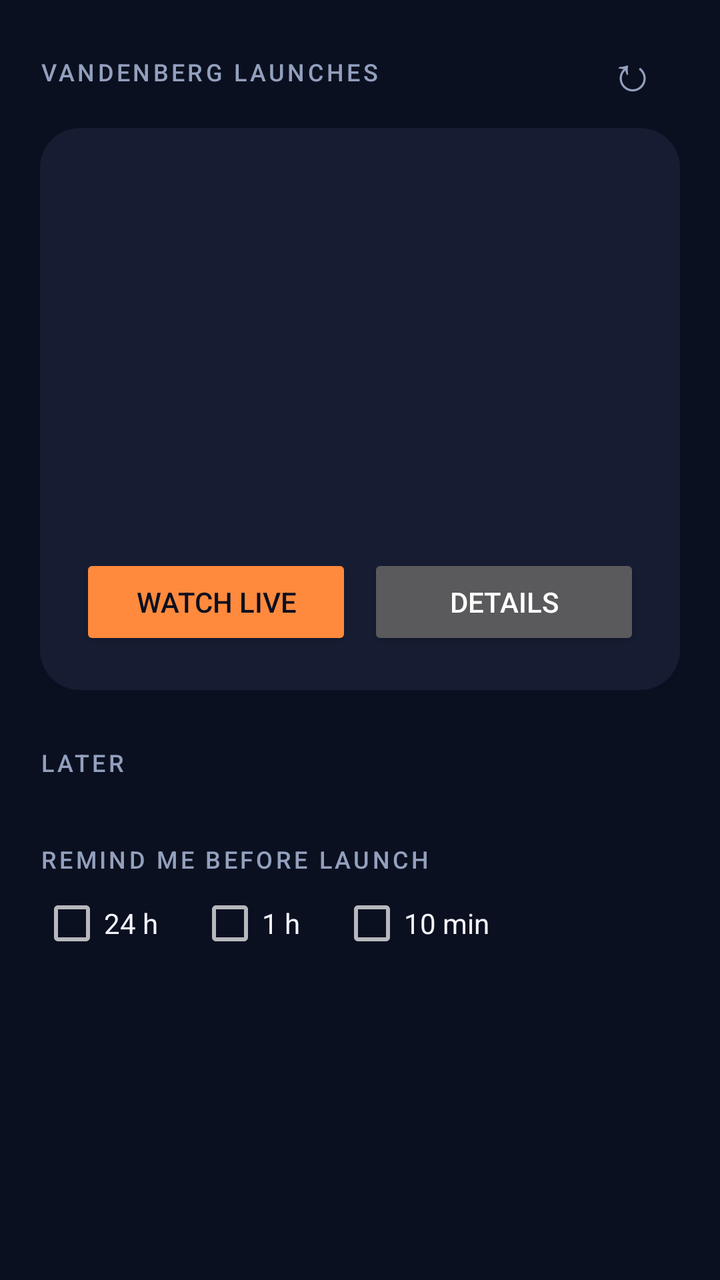
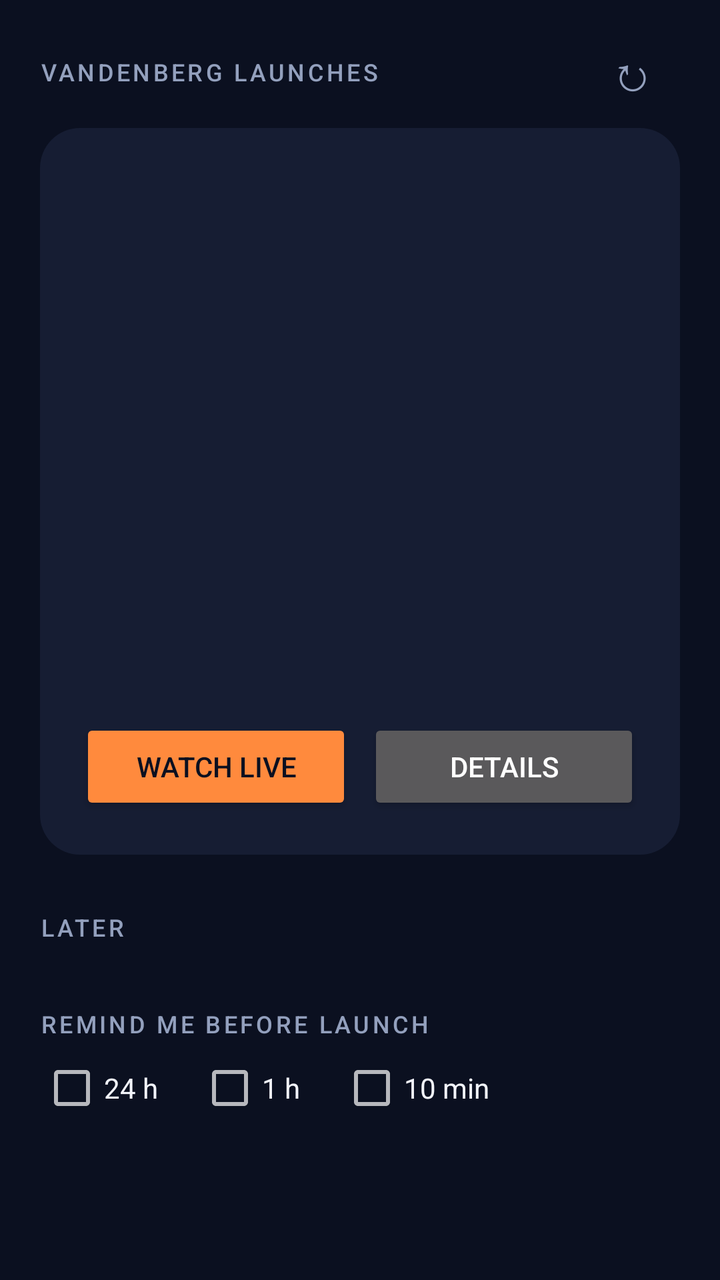

Compare the two renders of this Android layout. The source of the first and the diff that turns it into the second are given below.
<!-- AndroidManifest.xml: application theme AppTheme -->
<!-- res/layout/activity_main.xml -->
<?xml version="1.0" encoding="utf-8"?>
<ScrollView xmlns:android="http://schemas.android.com/apk/res/android"
    android:layout_width="match_parent"
    android:layout_height="match_parent"
    android:background="@color/bg"
    android:fillViewport="true"
    android:fitsSystemWindows="true">

    <LinearLayout
        android:layout_width="match_parent"
        android:layout_height="wrap_content"
        android:orientation="vertical"
        android:paddingStart="20dp"
        android:paddingTop="12dp"
        android:paddingEnd="20dp"
        android:paddingBottom="24dp">

        <LinearLayout
            android:layout_width="match_parent"
            android:layout_height="wrap_content"
            android:gravity="center_vertical"
            android:orientation="horizontal">

            <TextView
                style="@style/Label"
                android:layout_width="0dp"
                android:layout_height="wrap_content"
                android:layout_weight="1"
                android:text="@string/header" />

            <TextView
                android:id="@+id/refresh"
                android:layout_width="48dp"
                android:layout_height="48dp"
                android:background="?android:attr/selectableItemBackgroundBorderless"
                android:contentDescription="@string/refresh"
                android:gravity="center"
                android:text="↻"
                android:textColor="@color/muted"
                android:textSize="24sp" />
        </LinearLayout>

        <LinearLayout
            android:layout_width="match_parent"
            android:layout_height="wrap_content"
            android:layout_marginTop="4dp"
            android:background="@drawable/card"
            android:orientation="vertical"
            android:padding="20dp">

            <TextView
                android:id="@+id/mission"
                android:layout_width="match_parent"
                android:layout_height="wrap_content"
                android:fontFamily="sans-serif-medium"
                android:textColor="@color/text"
                android:textSize="26sp" />

            <TextView
                android:id="@+id/who"
                android:layout_width="match_parent"
                android:layout_height="wrap_content"
                android:layout_marginTop="2dp"
                android:textColor="@color/muted"
                android:textSize="15sp" />

            <TextView
                android:id="@+id/when_text"
                android:layout_width="match_parent"
                android:layout_height="wrap_content"
                android:layout_marginTop="18dp"
                android:textColor="@color/text"
                android:textSize="22sp" />

            <TextView
                android:id="@+id/countdown"
                android:layout_width="match_parent"
                android:layout_height="wrap_content"
                android:fontFamily="sans-serif-medium"
                android:fontFeatureSettings="tnum"
                android:maxLines="1"
                android:textColor="@color/accent"
                android:textSize="40sp" />

            <TextView
                android:id="@+id/status"
                android:layout_width="match_parent"
                android:layout_height="wrap_content"
                android:textColor="@color/muted"
                android:textSize="14sp" />

            <LinearLayout
                android:id="@+id/buttons"
                android:layout_width="match_parent"
                android:layout_height="wrap_content"
                android:layout_marginTop="16dp"
                android:orientation="horizontal">

                <Button
                    android:id="@+id/watch"
                    android:layout_width="0dp"
                    android:layout_height="wrap_content"
                    android:layout_weight="1"
                    android:backgroundTint="@color/accent"
                    android:text="@string/watch_live"
                    android:textColor="@color/bg" />

                <Button
                    android:id="@+id/details"
                    android:layout_width="0dp"
                    android:layout_height="wrap_content"
                    android:layout_marginStart="8dp"
                    android:layout_weight="1"
                    android:text="@string/details" />
            </LinearLayout>
        </LinearLayout>

        <TextView
            android:id="@+id/later_label"
            style="@style/Label"
            android:layout_width="match_parent"
            android:layout_height="wrap_content"
            android:layout_marginTop="28dp"
            android:layout_marginBottom="4dp"
            android:text="@string/later" />

        <LinearLayout
            android:id="@+id/later"
            android:layout_width="match_parent"
            android:layout_height="wrap_content"
            android:orientation="vertical" />

        <TextView
            style="@style/Label"
            android:layout_width="match_parent"
            android:layout_height="wrap_content"
            android:layout_marginTop="28dp"
            android:text="@string/remind_me" />

        <LinearLayout
            android:layout_width="match_parent"
            android:layout_height="wrap_content"
            android:orientation="horizontal">

            <CheckBox
                android:id="@+id/remind_24h"
                android:layout_width="wrap_content"
                android:layout_height="48dp"
                android:text="@string/remind_24h"
                android:textColor="@color/text" />

            <CheckBox
                android:id="@+id/remind_1h"
                android:layout_width="wrap_content"
                android:layout_height="48dp"
                android:layout_marginStart="20dp"
                android:text="@string/remind_1h"
                android:textColor="@color/text" />

            <CheckBox
                android:id="@+id/remind_10m"
                android:layout_width="wrap_content"
                android:layout_height="48dp"
                android:layout_marginStart="20dp"
                android:text="@string/remind_10m"
                android:textColor="@color/text" />
        </LinearLayout>

        <TextView
            android:id="@+id/footer"
            android:layout_width="match_parent"
            android:layout_height="wrap_content"
            android:layout_marginTop="24dp"
            android:lineSpacingExtra="2dp"
            android:textColor="@color/muted"
            android:textSize="12sp" />
    </LinearLayout>
</ScrollView>
<!-- resources referenced by this layout -->
<resources>
  <color name="accent">#FF8A3D</color>
  <color name="bg">#0B1020</color>
  <color name="muted">#93A0BD</color>
  <color name="text">#F2F4FA</color>
  <!-- drawable card (drawable) -->
  <?xml version="1.0" encoding="utf-8"?>
  <shape xmlns:android="http://schemas.android.com/apk/res/android">
      <solid android:color="@color/card" />
      <corners android:radius="20dp" />
  </shape>
  <string name="details">Details</string>
  <string name="header">VANDENBERG LAUNCHES</string>
  <string name="later">LATER</string>
  <string name="refresh">Refresh</string>
  <string name="remind_10m">10 min</string>
  <string name="remind_1h">1 h</string>
  <string name="remind_24h">24 h</string>
  <string name="remind_me">REMIND ME BEFORE LAUNCH</string>
  <string name="watch_live">Watch live</string>
  <style name="Label">
          <item name="android:textSize">12sp</item>
          <item name="android:textColor">@color/muted</item>
          <item name="android:letterSpacing">0.12</item>
          <item name="android:fontFamily">sans-serif-medium</item>
      </style>
  <style name="AppTheme" parent="@android:style/Theme.Material.NoActionBar">
          <item name="android:windowBackground">@color/bg</item>
          <item name="android:colorAccent">@color/accent</item>
          <item name="android:statusBarColor">@color/bg</item>
          <item name="android:navigationBarColor">@color/bg</item>
      </style>
  <color name="card">#161D33</color>
</resources>

<!-- the commit's change to res/layout/activity_main.xml (unified diff, before → after) -->
@@ -1,178 +1,313 @@
 <?xml version="1.0" encoding="utf-8"?>
-<ScrollView xmlns:android="http://schemas.android.com/apk/res/android"
+<FrameLayout xmlns:android="http://schemas.android.com/apk/res/android"
     android:layout_width="match_parent"
-    android:layout_height="match_parent"
-    android:background="@color/bg"
-    android:fillViewport="true"
-    android:fitsSystemWindows="true">
-
-    <LinearLayout
+    android:layout_height="match_parent">
+
+    <ScrollView
         android:layout_width="match_parent"
-        android:layout_height="wrap_content"
-        android:orientation="vertical"
-        android:paddingStart="20dp"
-        android:paddingTop="12dp"
-        android:paddingEnd="20dp"
-        android:paddingBottom="24dp">
+        android:layout_height="match_parent"
+        android:fillViewport="true"
+        android:fitsSystemWindows="true">
 
         <LinearLayout
             android:layout_width="match_parent"
             android:layout_height="wrap_content"
-            android:gravity="center_vertical"
-            android:orientation="horizontal">
-
-            <TextView
-                style="@style/Label"
-                android:layout_width="0dp"
-                android:layout_height="wrap_content"
-                android:layout_weight="1"
-                android:text="@string/header" />
-
-            <TextView
-                android:id="@+id/refresh"
-                android:layout_width="48dp"
-                android:layout_height="48dp"
-                android:background="?android:attr/selectableItemBackgroundBorderless"
-                android:contentDescription="@string/refresh"
-                android:gravity="center"
-                android:text="↻"
-                android:textColor="@color/muted"
-                android:textSize="24sp" />
-        </LinearLayout>
-
-        <LinearLayout
-            android:layout_width="match_parent"
-            android:layout_height="wrap_content"
-            android:layout_marginTop="4dp"
-            android:background="@drawable/card"
             android:orientation="vertical"
-            android:padding="20dp">
-
-            <TextView
-                android:id="@+id/mission"
-                android:layout_width="match_parent"
-                android:layout_height="wrap_content"
-                android:fontFamily="sans-serif-medium"
-                android:textColor="@color/text"
-                android:textSize="26sp" />
-
-            <TextView
-                android:id="@+id/who"
-                android:layout_width="match_parent"
-                android:layout_height="wrap_content"
-                android:layout_marginTop="2dp"
-                android:textColor="@color/muted"
-                android:textSize="15sp" />
-
-            <TextView
-                android:id="@+id/when_text"
-                android:layout_width="match_parent"
-                android:layout_height="wrap_content"
-                android:layout_marginTop="18dp"
-                android:textColor="@color/text"
-                android:textSize="22sp" />
-
-            <TextView
-                android:id="@+id/countdown"
-                android:layout_width="match_parent"
-                android:layout_height="wrap_content"
-                android:fontFamily="sans-serif-medium"
-                android:fontFeatureSettings="tnum"
-                android:maxLines="1"
-                android:textColor="@color/accent"
-                android:textSize="40sp" />
-
-            <TextView
-                android:id="@+id/status"
-                android:layout_width="match_parent"
-                android:layout_height="wrap_content"
-                android:textColor="@color/muted"
-                android:textSize="14sp" />
+            android:paddingStart="20dp"
+            android:paddingTop="12dp"
+            android:paddingEnd="20dp"
+            android:paddingBottom="24dp">
 
             <LinearLayout
-                android:id="@+id/buttons"
-                android:layout_width="match_parent"
-                android:layout_height="wrap_content"
-                android:layout_marginTop="16dp"
+                android:layout_width="match_parent"
+                android:layout_height="wrap_content"
+                android:gravity="center_vertical"
                 android:orientation="horizontal">
 
-                <Button
-                    android:id="@+id/watch"
+                <TextView
+                    style="@style/Label"
                     android:layout_width="0dp"
                     android:layout_height="wrap_content"
                     android:layout_weight="1"
-                    android:backgroundTint="@color/accent"
-                    android:text="@string/watch_live"
-                    android:textColor="@color/bg" />
-
-                <Button
-                    android:id="@+id/details"
-                    android:layout_width="0dp"
+                    android:text="@string/header" />
+
+                <TextView
+                    android:id="@+id/refresh"
+                    android:layout_width="48dp"
+                    android:layout_height="48dp"
+                    android:background="?android:attr/selectableItemBackgroundBorderless"
+                    android:contentDescription="@string/refresh"
+                    android:gravity="center"
+                    android:text="@string/refresh_glyph"
+                    android:textColor="@color/muted"
+                    android:textSize="24sp" />
+            </LinearLayout>
+
+            <LinearLayout
+                android:layout_width="match_parent"
+                android:layout_height="wrap_content"
+                android:layout_marginTop="4dp"
+                android:background="@drawable/card"
+                android:orientation="vertical"
+                android:padding="20dp">
+
+                
+                <TextView
+                    android:id="@+id/message"
+                    android:layout_width="match_parent"
                     android:layout_height="wrap_content"
-                    android:layout_marginStart="8dp"
-                    android:layout_weight="1"
-                    android:text="@string/details" />
+                    android:fontFamily="sans-serif-medium"
+                    android:textColor="@color/text"
+                    android:textSize="24sp" />
+
+                <LinearLayout
+                    android:id="@+id/next"
+                    android:layout_width="match_parent"
+                    android:layout_height="wrap_content"
+                    android:orientation="vertical">
+
+                    <LinearLayout
+                        android:layout_width="match_parent"
+                        android:layout_height="wrap_content"
+                        android:alpha="0.7"
+                        android:gravity="center_vertical"
+                        android:orientation="horizontal">
+
+                        <ImageView
+                            android:id="@+id/logo"
+                            android:layout_width="wrap_content"
+                            android:layout_height="22dp"
+                            android:layout_marginEnd="8dp"
+                            android:adjustViewBounds="true"
+                            android:background="@drawable/logo_chip"
+                            android:maxWidth="110dp"
+                            android:padding="4dp"
+                            android:scaleType="fitCenter"
+                            android:visibility="gone" />
+
+                        <TextView
+                            android:id="@+id/ident"
+                            android:layout_width="0dp"
+                            android:layout_height="wrap_content"
+                            android:layout_weight="1"
+                            android:ellipsize="end"
+                            android:maxLines="1"
+                            android:textColor="@color/muted"
+                            android:textSize="15sp" />
+                    </LinearLayout>
+
+                    <TextView
+                        android:id="@+id/date"
+                        android:layout_width="match_parent"
+                        android:layout_height="wrap_content"
+                        android:layout_marginTop="12dp"
+                        android:fontFamily="sans-serif-medium"
+                        android:fontFeatureSettings="tnum"
+                        android:includeFontPadding="false"
+                        android:textColor="@color/text"
+                        android:textSize="56sp" />
+
+                    <TextView
+                        android:id="@+id/day"
+                        android:layout_width="match_parent"
+                        android:layout_height="wrap_content"
+                        android:textColor="@color/muted"
+                        android:textSize="18sp" />
+
+                    <TextView
+                        android:id="@+id/time"
+                        android:layout_width="match_parent"
+                        android:layout_height="wrap_content"
+                        android:layout_marginTop="10dp"
+                        android:fontFamily="sans-serif-medium"
+                        android:fontFeatureSettings="tnum"
+                        android:includeFontPadding="false"
+                        android:textColor="@color/text"
+                        android:textSize="44sp" />
+
+                    <TextView
+                        android:id="@+id/countdown"
+                        android:layout_width="match_parent"
+                        android:layout_height="wrap_content"
+                        android:layout_marginTop="10dp"
+                        android:fontFamily="sans-serif-medium"
+                        android:fontFeatureSettings="tnum"
+                        android:maxLines="1"
+                        android:textColor="@color/accent"
+                        android:textSize="28sp" />
+
+                    <LinearLayout
+                        android:id="@+id/video_box"
+                        android:layout_width="match_parent"
+                        android:layout_height="wrap_content"
+                        android:layout_marginTop="14dp"
+                        android:orientation="vertical"
+                        android:visibility="gone">
+
+                        <FrameLayout
+                            android:id="@+id/video_holder"
+                            android:layout_width="match_parent"
+                            android:layout_height="200dp"
+                            android:background="#000000" />
+
+                        <LinearLayout
+                            android:layout_width="match_parent"
+                            android:layout_height="wrap_content"
+                            android:orientation="horizontal">
+
+                            <TextView
+                                android:id="@+id/open_original"
+                                android:layout_width="0dp"
+                                android:layout_height="44dp"
+                                android:layout_weight="1"
+                                android:background="?android:attr/selectableItemBackground"
+                                android:gravity="center_vertical"
+                                android:text="@string/open_original"
+                                android:textColor="@color/muted"
+                                android:textSize="14sp" />
+
+                            <TextView
+                                android:id="@+id/fullscreen"
+                                android:layout_width="wrap_content"
+                                android:layout_height="44dp"
+                                android:background="?android:attr/selectableItemBackground"
+                                android:gravity="center_vertical"
+                                android:paddingStart="12dp"
+                                android:text="@string/fullscreen"
+                                android:textColor="@color/muted"
+                                android:textSize="14sp" />
+                        </LinearLayout>
+                    </LinearLayout>
+
+                    <LinearLayout
+                        android:layout_width="match_parent"
+                        android:layout_height="wrap_content"
+                        android:layout_marginTop="12dp"
+                        android:orientation="horizontal">
+
+                        <Button
+                            android:id="@+id/watch"
+                            android:layout_width="0dp"
+                            android:layout_height="wrap_content"
+                            android:layout_weight="1"
+                            android:backgroundTint="@color/accent"
+                            android:text="@string/watch_live"
+                            android:textColor="@color/bg" />
+
+                        <Button
+                            android:id="@+id/details"
+                            android:layout_width="0dp"
+                            android:layout_height="wrap_content"
+                            android:layout_marginStart="8dp"
+                            android:layout_weight="1"
+                            android:text="@string/details" />
+                    </LinearLayout>
+                </LinearLayout>
             </LinearLayout>
+
+            <TextView
+                android:id="@+id/later_label"
+                style="@style/Label"
+                android:layout_width="match_parent"
+                android:layout_height="wrap_content"
+                android:layout_marginTop="28dp"
+                android:layout_marginBottom="4dp"
+                android:text="@string/later" />
+
+            <LinearLayout
+                android:id="@+id/later"
+                android:layout_width="match_parent"
+                android:layout_height="wrap_content"
+                android:orientation="vertical" />
+
+            <TextView
+                style="@style/Label"
+                android:layout_width="match_parent"
+                android:layout_height="wrap_content"
+                android:layout_marginTop="28dp"
+                android:text="@string/remind_me" />
+
+            <LinearLayout
+                android:layout_width="match_parent"
+                android:layout_height="wrap_content"
+                android:orientation="horizontal">
+
+                <CheckBox
+                    android:id="@+id/remind_24h"
+                    android:layout_width="wrap_content"
+                    android:layout_height="48dp"
+                    android:text="@string/remind_24h"
+                    android:textColor="@color/text" />
+
+                <CheckBox
+                    android:id="@+id/remind_1h"
+                    android:layout_width="wrap_content"
+                    android:layout_height="48dp"
+                    android:layout_marginStart="20dp"
+                    android:text="@string/remind_1h"
+                    android:textColor="@color/text" />
+
+                <CheckBox
+                    android:id="@+id/remind_10m"
+                    android:layout_width="wrap_content"
+                    android:layout_height="48dp"
+                    android:layout_marginStart="20dp"
+                    android:text="@string/remind_10m"
+                    android:textColor="@color/text" />
+            </LinearLayout>
+
+            <TextView
+                android:id="@+id/footer"
+                android:layout_width="match_parent"
+                android:layout_height="wrap_content"
+                android:layout_marginTop="24dp"
+                android:lineSpacingExtra="2dp"
+                android:textColor="@color/muted"
+                android:textSize="12sp" />
         </LinearLayout>
+    </ScrollView>
+
+    
+    <FrameLayout
+        android:id="@+id/full"
+        android:layout_width="match_parent"
+        android:layout_height="match_parent"
+        android:background="#000000"
+        android:clickable="true"
+        android:visibility="gone">
+
+        <FrameLayout
+            android:id="@+id/full_holder"
+            android:layout_width="match_parent"
+            android:layout_height="match_parent" />
 
         <TextView
-            android:id="@+id/later_label"
-            style="@style/Label"
-            android:layout_width="match_parent"
+            android:id="@+id/full_timer"
+            android:layout_width="wrap_content"
             android:layout_height="wrap_content"
-            android:layout_marginTop="28dp"
-            android:layout_marginBottom="4dp"
-            android:text="@string/later" />
-
-        <LinearLayout
-            android:id="@+id/later"
-            android:layout_width="match_parent"
-            android:layout_height="wrap_content"
-            android:orientation="vertical" />
+            android:layout_gravity="top|end"
+            android:layout_margin="12dp"
+            android:background="@drawable/timer_chip"
+            android:fontFamily="sans-serif-medium"
+            android:fontFeatureSettings="tnum"
+            android:paddingStart="10dp"
+            android:paddingTop="4dp"
+            android:paddingEnd="10dp"
+            android:paddingBottom="4dp"
+            android:textColor="@color/accent"
+            android:textSize="18sp" />
 
         <TextView
-            style="@style/Label"
-            android:layout_width="match_parent"
-            android:layout_height="wrap_content"
-            android:layout_marginTop="28dp"
-            android:text="@string/remind_me" />
-
-        <LinearLayout
-            android:layout_width="match_parent"
-            android:layout_height="wrap_content"
-            android:orientation="horizontal">
-
-            <CheckBox
-                android:id="@+id/remind_24h"
-                android:layout_width="wrap_content"
-                android:layout_height="48dp"
-                android:text="@string/remind_24h"
-                android:textColor="@color/text" />
-
-            <CheckBox
-                android:id="@+id/remind_1h"
-                android:layout_width="wrap_content"
-                android:layout_height="48dp"
-                android:layout_marginStart="20dp"
-                android:text="@string/remind_1h"
-                android:textColor="@color/text" />
-
-            <CheckBox
-                android:id="@+id/remind_10m"
-                android:layout_width="wrap_content"
-                android:layout_height="48dp"
-                android:layout_marginStart="20dp"
-                android:text="@string/remind_10m"
-                android:textColor="@color/text" />
-        </LinearLayout>
-
-        <TextView
-            android:id="@+id/footer"
-            android:layout_width="match_parent"
-            android:layout_height="wrap_content"
-            android:layout_marginTop="24dp"
-            android:lineSpacingExtra="2dp"
-            android:textColor="@color/muted"
-            android:textSize="12sp" />
-    </LinearLayout>
-</ScrollView>
+            android:id="@+id/full_exit"
+            android:layout_width="44dp"
+            android:layout_height="44dp"
+            android:layout_gravity="top|start"
+            android:layout_margin="8dp"
+            android:background="@drawable/timer_chip"
+            android:contentDescription="@string/exit_fullscreen"
+            android:gravity="center"
+            android:text="@string/exit_glyph"
+            android:textColor="@color/text"
+            android:textSize="18sp" />
+    </FrameLayout>
+</FrameLayout>
<!-- resource entries referenced after the edit -->
@@ -10,10 +10,27 @@
       <solid android:color="@color/card" />
       <corners android:radius="20dp" />
   </shape>
+  <!-- drawable logo_chip (drawable) -->
+  <?xml version="1.0" encoding="utf-8"?>
+  <shape xmlns:android="http://schemas.android.com/apk/res/android">
+      <solid android:color="#E8ECF5" />
+      <corners android:radius="5dp" />
+  </shape>
+  <!-- drawable timer_chip (drawable) -->
+  <?xml version="1.0" encoding="utf-8"?>
+  <shape xmlns:android="http://schemas.android.com/apk/res/android">
+      <solid android:color="#B3000000" />
+      <corners android:radius="10dp" />
+  </shape>
   <string name="details">Details</string>
+  <string name="exit_fullscreen">Exit full screen</string>
+  <string name="exit_glyph" translatable="false">✕</string>
+  <string name="fullscreen">Full screen ⤢</string>
   <string name="header">VANDENBERG LAUNCHES</string>
   <string name="later">LATER</string>
+  <string name="open_original">Open original ↗</string>
   <string name="refresh">Refresh</string>
+  <string name="refresh_glyph" translatable="false">↻</string>
   <string name="remind_10m">10 min</string>
   <string name="remind_1h">1 h</string>
   <string name="remind_24h">24 h</string>
